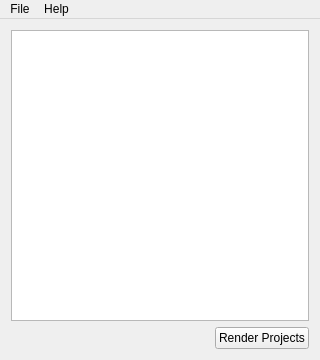
This is animerenderfarm.ui in BattyBovine/AnimeRenderfarm as Qt 5 draws it before an edit. The edited form follows.
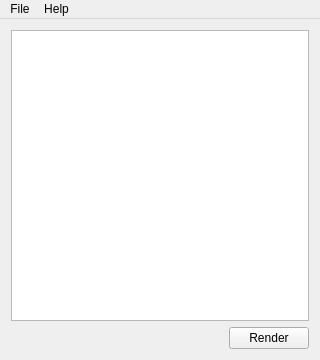
This is the edited form.

Diff of the .ui file:
```diff
--- a/animerenderfarm.ui
+++ b/animerenderfarm.ui
@@ -49,7 +49,7 @@
       <item>
        <widget class="QPushButton" name="buttonRenderProjects">
         <property name="text">
-         <string>Render Projects</string>
+         <string>Render</string>
         </property>
        </widget>
       </item>
```
Left out of the diff: 46 changed lines with no effect on the pictures.
